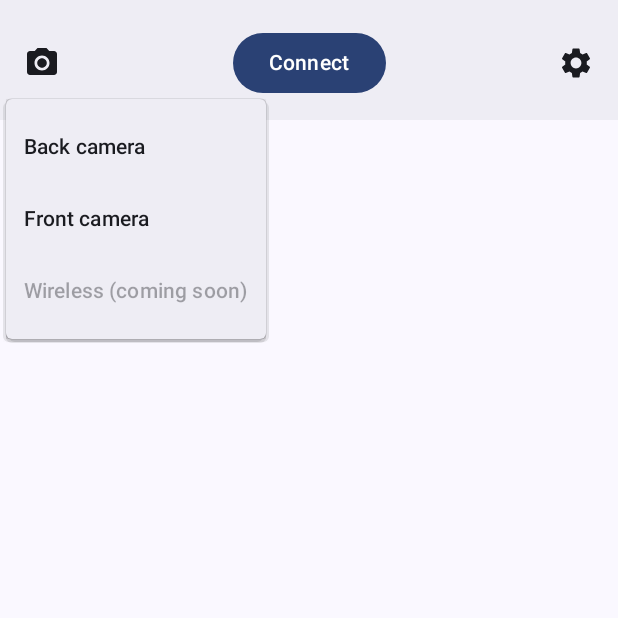
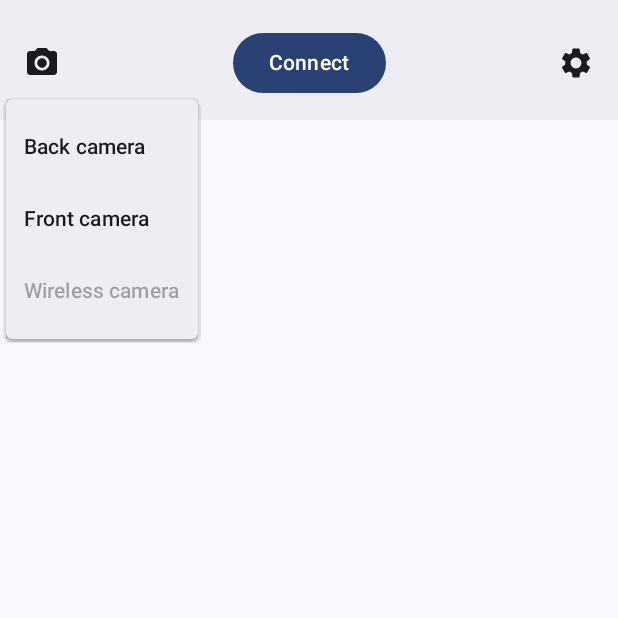
Before and after one commit to iron-66/CamtellectAndroid, an Android app built with Jetpack Compose: the composable AppBottomBar shown on its own in the app's theme, after a tap on "Camera", on a phone screen of 412 x 824 dp, the top half of it. Run offline under Robolectric (Android 15) with nearby library versions, the phone set to English and light mode, and no system bars; 2 statements that could not run were skipped.

Commit message:
Added wireless camera connect wizard

```diff
--- a/app/src/main/java/com/example/camtellect/AppBottomBar.kt
+++ b/app/src/main/java/com/example/camtellect/AppBottomBar.kt
@@ -14,16 +14,17 @@ import androidx.compose.ui.unit.dp
 fun AppBottomBar(
     connected: Boolean,
     isConnecting: Boolean,
+    wirelessEnabled: Boolean,
     onConnect: () -> Unit,
     onDisconnect: () -> Unit,
-    onSelectCamera: (String) -> Unit,
+    onSelectCamera: (String) -> Unit,  // "back" | "front" | "wireless"
     onSettingsClick: () -> Unit,
     modifier: Modifier = Modifier,
 ) {
     var cameraMenuExpanded by remember { mutableStateOf(false) }
 
     BottomAppBar(modifier = modifier) {
-        // LEFT: camera icon with dropdown
+        // LEFT: camera icon + dropdown
         Box {
             IconButton(onClick = { cameraMenuExpanded = true }) {
                 Icon(Icons.Filled.PhotoCamera, contentDescription = "Camera")
@@ -47,9 +48,12 @@ fun AppBottomBar(
                     }
                 )
                 DropdownMenuItem(
-                    text = { Text("Wireless (coming soon)") },
-                    onClick = { /* no-op */ },
-                    enabled = false // disabled item
+                    text = { Text("Wireless camera") },
+                    onClick = {
+                        cameraMenuExpanded = false
+                        onSelectCamera("wireless")
+                    },
+                    enabled = wirelessEnabled
                 )
             }
         }
```
Also changed, not shown: app/src/main/java/com/example/camtellect/MainActivity.kt (+34 -19 lines).
